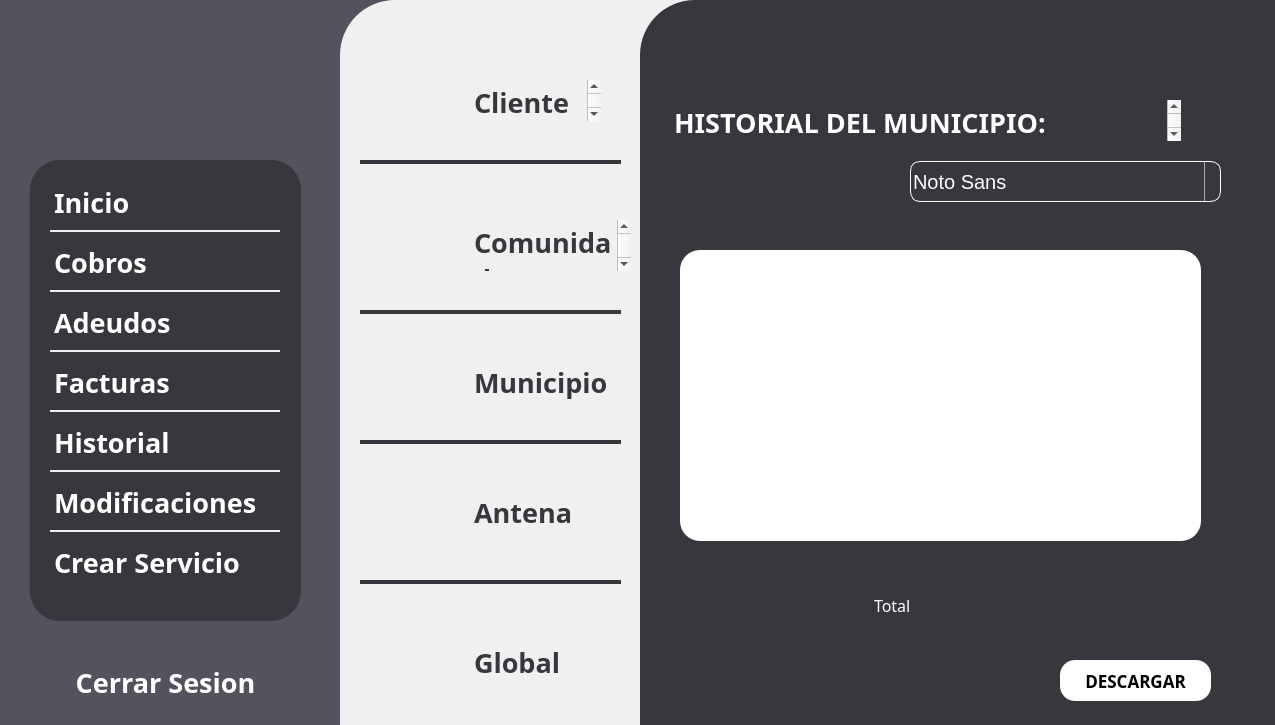
This is app/frontend/pantalla_historial_municipio.ui in uRicardoCaballero/Radcomtest as Qt 5 draws it before an edit. The edited form follows.
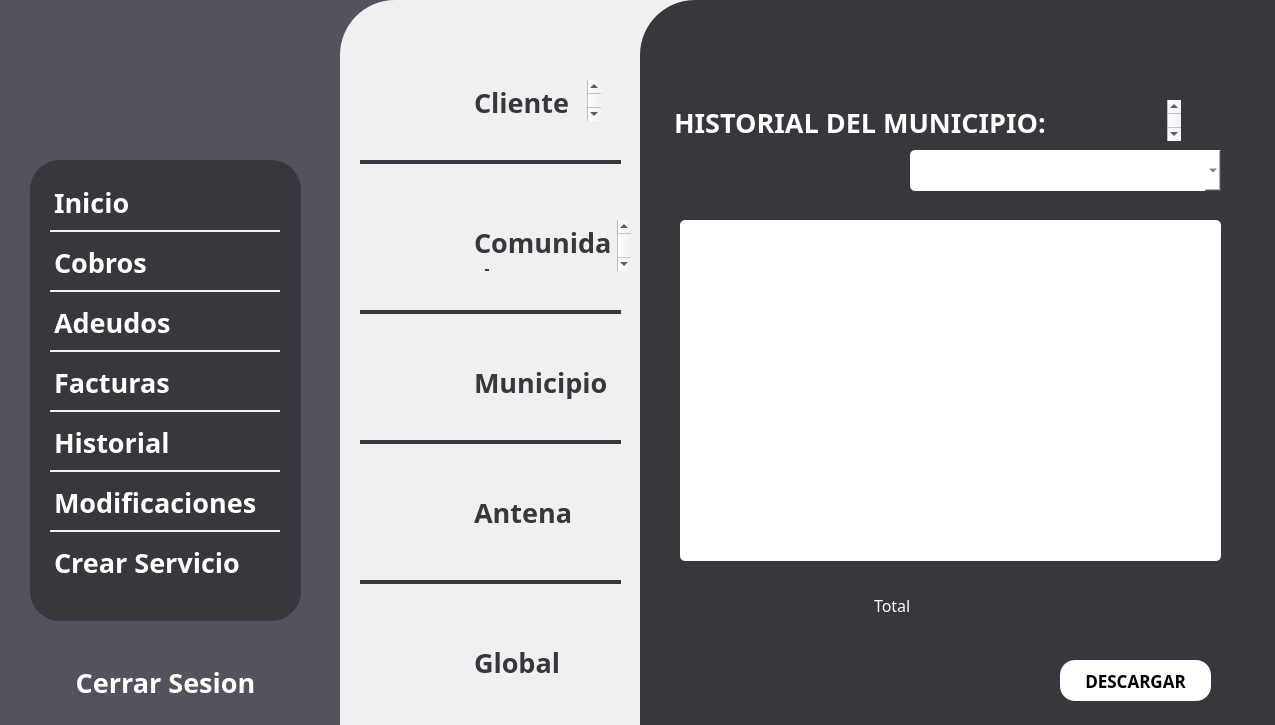
This is the edited form. Icons and pictures are not drawn.

```diff
--- a/app/frontend/pantalla_historial_municipio.ui
+++ b/app/frontend/pantalla_historial_municipio.ui
@@ -299,78 +299,49 @@
       <string>DESCARGAR</string>
      </property>
     </widget>
-    <widget class="QTableView" name="tableView">
+    <widget class="QTableWidget" name="Table">
      <property name="geometry">
       <rect>
        <x>40</x>
-       <y>250</y>
-       <width>521</width>
-       <height>291</height>
+       <y>220</y>
+       <width>541</width>
+       <height>341</height>
       </rect>
      </property>
      <property name="styleSheet">
-      <string notr="true">QTableView{
-	background: #FFFFFF;
-	border-radius: 20px; 
+      <string notr="true">QTableWidget{
+ 	background: #FFFFFF;
 	color: #37373d;
+	border-radius: 5px;
+	font-family: Montserrat; /* Type of font */
+    font-size: 16px;                /* Size of the text */
 }</string>
      </property>
     </widget>
-    <widget class="QFontComboBox" name="Filtro">
+    <widget class="QComboBox" name="Select1">
      <property name="geometry">
       <rect>
        <x>270</x>
-       <y>161</y>
+       <y>150</y>
        <width>311</width>
        <height>41</height>
       </rect>
      </property>
      <property name="font">
       <font>
-       <pointsize>-1</pointsize>
-      </font>
-     </property>
-     <property name="styleSheet">
-      <string notr="true">QFontComboBox{
-	border: 1px solid #FFFFFF;
-	border-radius: 10px;
-	background: transparent;
-color: #FFFFFF;
-    font-size: 20px;
-}
-QComboBox::drop-down {
-    subcontrol-origin: padding;
-    subcontrol-position: top right;
-    width: 15px;
-    border-left-width: 1px;
-    border-left-color: darkgray;
-    border-left-style: solid;
-    border-top-right-radius: 3px;
-    border-bottom-right-radius: 3px;
-    background: transparent;  /* Fondo transparente */
-}
-
-QComboBox::down-arrow {
-    image: url(none); /* Borra cualquier imagen personalizada */
-    width: 10px;  /* Tamaño predeterminado de la flecha */
-    height: 10px;
-}
-
-QComboBox::down-arrow {
-    image: url(:/qt-project.org/styles/commonstyle/images/arrow-down-16.png);  /* Restaura la flecha predeterminada */
-}</string>
-     </property>
-     <property name="currentText">
-      <string>Municipio</string>
-     </property>
-     <property name="currentFont">
-      <font>
        <family>Montserrat</family>
-       <pointsize>14</pointsize>
-       <weight>50</weight>
-       <bold>false</bold>
+       <pointsize>-1</pointsize>
       </font>
      </property>
+     <property name="styleSheet">
+      <string notr="true">QComboBox{
+ 	background: #FFFFFF;
+	color: #37373d;
+	border-radius: 5px;
+	font-family: Montserrat; /* Type of font */
+    font-size: 16px;                /* Size of the text */
+}</string>
+     </property>
     </widget>
    </widget>
    <widget class="QLabel" name="cliente">
```
Left out of the diff: 12 changed lines with no effect on the pictures.
